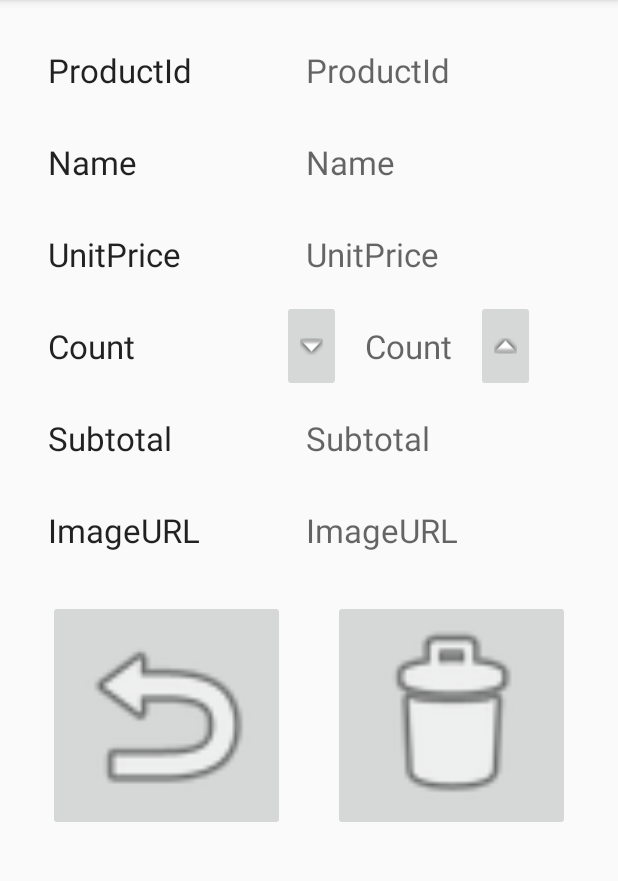
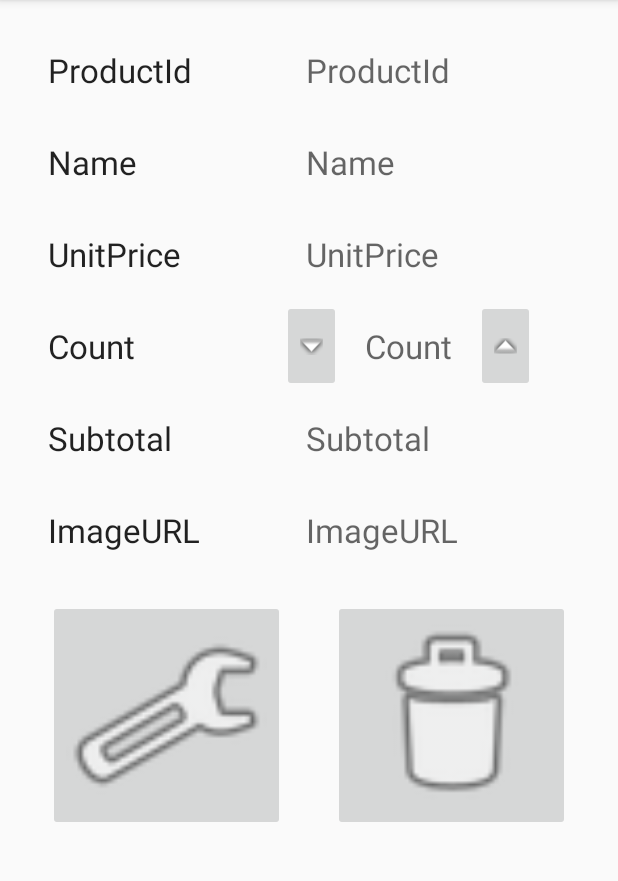
Before and after one commit to MOONYAN/EZShopping, an Android app: the ItemActivity screen opened directly, with no data from a screen before it, on a phone screen of 412 x 824 dp, the part 84-965 px from its top. Run offline under Robolectric (Android 15) with nearby library versions, the phone set to English and light mode, and no system bars; 8 statements that could not run were skipped.

```diff
--- a/app/src/main/java/tw/edu/ntut/ezshopping/Cart.java
+++ b/app/src/main/java/tw/edu/ntut/ezshopping/Cart.java
@@ -27,6 +27,12 @@ public class Cart
         updateTotalCost();
     }
 
+    public void removeCartItem(int position)
+    {
+        ItemList.remove(position);
+        updateTotalCost();
+    }
+
     public void addToCart(CartItem newItem)
     {
         for (CartItem cartItem : ItemList)
--- a/app/src/main/res/layout/activity_item.xml
+++ b/app/src/main/res/layout/activity_item.xml
@@ -159,22 +159,25 @@
         <TableRow>
 
             <ImageButton
+                android:id="@+id/set_button"
                 android:layout_width="0dp"
                 android:layout_height="match_parent"
                 android:layout_margin="@dimen/default_margin"
                 android:layout_weight="1"
                 android:adjustViewBounds="true"
                 android:scaleType="fitCenter"
-                android:src="@android:drawable/ic_menu_revert"
-                />
+                android:onClick="setOnClick"
+                android:src="@android:drawable/ic_menu_manage"/>
 
             <ImageButton
+                android:id="@+id/delete_button"
                 android:layout_width="0dp"
                 android:layout_height="match_parent"
                 android:layout_margin="@dimen/default_margin"
                 android:layout_weight="1"
                 android:adjustViewBounds="true"
                 android:scaleType="fitCenter"
+                android:onClick="deleteOnClick"
                 android:src="@android:drawable/ic_menu_delete"
                 />
         </TableRow>
```
Also changed, not shown: app/src/main/java/tw/edu/ntut/ezshopping/CartActivity.java (+32 -3 lines), app/src/main/java/tw/edu/ntut/ezshopping/ItemActivity.java (+22 -1 lines).
